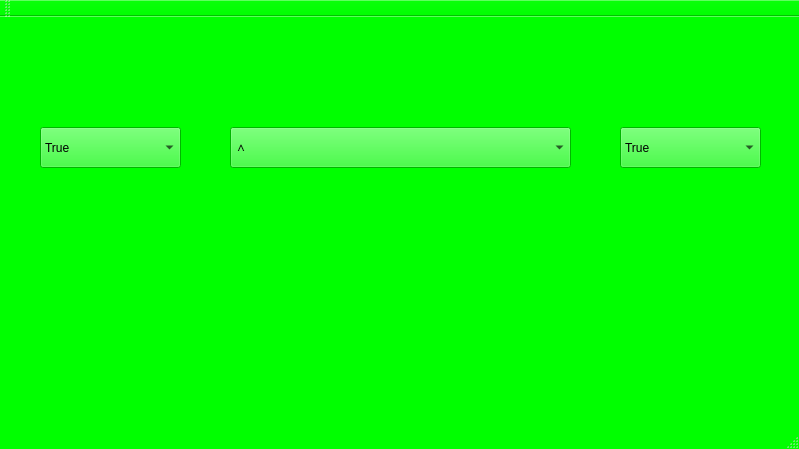
This is Lab4/mainwindow.ui in Georgy760/Qt_Projects as Qt 5 draws it before an edit. The edited form follows.
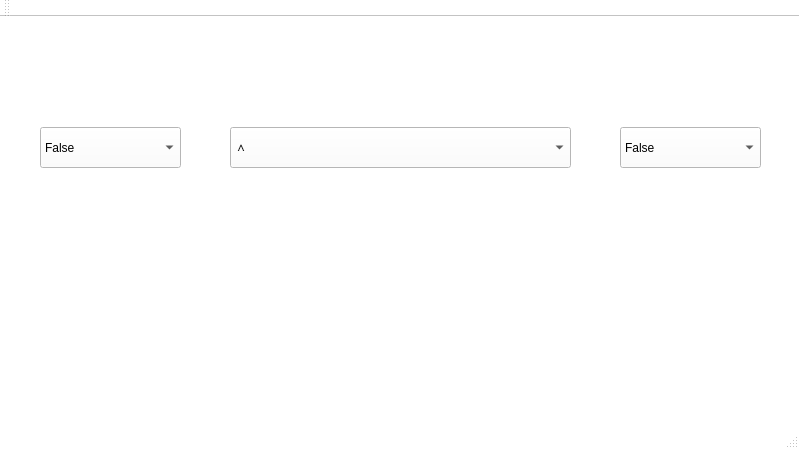
This is the edited form.

```diff
--- a/Lab4/mainwindow.ui
+++ b/Lab4/mainwindow.ui
@@ -25,45 +25,45 @@
      <colorrole role="Button">
       <brush brushstyle="SolidPattern">
        <color alpha="255">
-        <red>0</red>
+        <red>255</red>
         <green>255</green>
-        <blue>0</blue>
+        <blue>255</blue>
        </color>
       </brush>
      </colorrole>
      <colorrole role="Light">
       <brush brushstyle="SolidPattern">
        <color alpha="255">
-        <red>127</red>
+        <red>255</red>
         <green>255</green>
-        <blue>127</blue>
+        <blue>255</blue>
        </color>
       </brush>
      </colorrole>
      <colorrole role="Midlight">
       <brush brushstyle="SolidPattern">
        <color alpha="255">
-        <red>63</red>
+        <red>255</red>
         <green>255</green>
-        <blue>63</blue>
+        <blue>255</blue>
        </color>
       </brush>
      </colorrole>
      <colorrole role="Dark">
       <brush brushstyle="SolidPattern">
        <color alpha="255">
-        <red>0</red>
+        <red>127</red>
         <green>127</green>
-        <blue>0</blue>
+        <blue>127</blue>
        </color>
       </brush>
      </colorrole>
      <colorrole role="Mid">
       <brush brushstyle="SolidPattern">
        <color alpha="255">
-        <red>0</red>
+        <red>170</red>
         <green>170</green>
-        <blue>0</blue>
+        <blue>170</blue>
        </color>
       </brush>
      </colorrole>
@@ -106,9 +106,9 @@
      <colorrole role="Window">
       <brush brushstyle="SolidPattern">
        <color alpha="255">
-        <red>0</red>
+        <red>255</red>
         <green>255</green>
-        <blue>0</blue>
+        <blue>255</blue>
        </color>
       </brush>
      </colorrole>
@@ -124,9 +124,9 @@
      <colorrole role="AlternateBase">
       <brush brushstyle="SolidPattern">
        <color alpha="255">
-        <red>127</red>
+        <red>255</red>
         <green>255</green>
-        <blue>127</blue>
+        <blue>255</blue>
        </color>
       </brush>
      </colorrole>
@@ -171,45 +171,45 @@
      <colorrole role="Button">
       <brush brushstyle="SolidPattern">
        <color alpha="255">
-        <red>0</red>
+        <red>255</red>
         <green>255</green>
-        <blue>0</blue>
+        <blue>255</blue>
        </color>
       </brush>
      </colorrole>
      <colorrole role="Light">
       <brush brushstyle="SolidPattern">
        <color alpha="255">
-        <red>127</red>
+        <red>255</red>
         <green>255</green>
-        <blue>127</blue>
+        <blue>255</blue>
        </color>
       </brush>
      </colorrole>
      <colorrole role="Midlight">
       <brush brushstyle="SolidPattern">
        <color alpha="255">
-        <red>63</red>
+        <red>255</red>
         <green>255</green>
-        <blue>63</blue>
+        <blue>255</blue>
        </color>
       </brush>
      </colorrole>
      <colorrole role="Dark">
       <brush brushstyle="SolidPattern">
        <color alpha="255">
-        <red>0</red>
+        <red>127</red>
         <green>127</green>
-        <blue>0</blue>
+        <blue>127</blue>
        </color>
       </brush>
      </colorrole>
      <colorrole role="Mid">
       <brush brushstyle="SolidPattern">
        <color alpha="255">
-        <red>0</red>
+        <red>170</red>
         <green>170</green>
-        <blue>0</blue>
+        <blue>170</blue>
        </color>
       </brush>
      </colorrole>
@@ -252,9 +252,9 @@
      <colorrole role="Window">
       <brush brushstyle="SolidPattern">
        <color alpha="255">
-        <red>0</red>
+        <red>255</red>
         <green>255</green>
-        <blue>0</blue>
+        <blue>255</blue>
        </color>
       </brush>
      </colorrole>
@@ -270,9 +270,9 @@
      <colorrole role="AlternateBase">
       <brush brushstyle="SolidPattern">
        <color alpha="255">
-        <red>127</red>
+        <red>255</red>
         <green>255</green>
-        <blue>127</blue>
+        <blue>255</blue>
        </color>
       </brush>
      </colorrole>
@@ -308,63 +308,63 @@
      <colorrole role="WindowText">
       <brush brushstyle="SolidPattern">
        <color alpha="255">
-        <red>0</red>
+        <red>127</red>
         <green>127</green>
-        <blue>0</blue>
+        <blue>127</blue>
        </color>
       </brush>
      </colorrole>
      <colorrole role="Button">
       <brush brushstyle="SolidPattern">
        <color alpha="255">
-        <red>0</red>
+        <red>255</red>
         <green>255</green>
-        <blue>0</blue>
+        <blue>255</blue>
        </color>
       </brush>
      </colorrole>
      <colorrole role="Light">
       <brush brushstyle="SolidPattern">
        <color alpha="255">
-        <red>127</red>
+        <red>255</red>
         <green>255</green>
-        <blue>127</blue>
+        <blue>255</blue>
        </color>
       </brush>
      </colorrole>
      <colorrole role="Midlight">
       <brush brushstyle="SolidPattern">
        <color alpha="255">
-        <red>63</red>
+        <red>255</red>
         <green>255</green>
-        <blue>63</blue>
+        <blue>255</blue>
        </color>
       </brush>
      </colorrole>
      <colorrole role="Dark">
       <brush brushstyle="SolidPattern">
        <color alpha="255">
-        <red>0</red>
+        <red>127</red>
         <green>127</green>
-        <blue>0</blue>
+        <blue>127</blue>
        </color>
       </brush>
      </colorrole>
      <colorrole role="Mid">
       <brush brushstyle="SolidPattern">
        <color alpha="255">
-        <red>0</red>
+        <red>170</red>
         <green>170</green>
-        <blue>0</blue>
+        <blue>170</blue>
        </color>
       </brush>
      </colorrole>
      <colorrole role="Text">
       <brush brushstyle="SolidPattern">
        <color alpha="255">
-        <red>0</red>
+        <red>127</red>
         <green>127</green>
-        <blue>0</blue>
+        <blue>127</blue>
        </color>
       </brush>
      </colorrole>
@@ -380,27 +380,27 @@
      <colorrole role="ButtonText">
       <brush brushstyle="SolidPattern">
        <color alpha="255">
-        <red>0</red>
+        <red>127</red>
         <green>127</green>
-        <blue>0</blue>
+        <blue>127</blue>
        </color>
       </brush>
      </colorrole>
      <colorrole role="Base">
       <brush brushstyle="SolidPattern">
        <color alpha="255">
-        <red>0</red>
+        <red>255</red>
         <green>255</green>
-        <blue>0</blue>
+        <blue>255</blue>
        </color>
       </brush>
      </colorrole>
      <colorrole role="Window">
       <brush brushstyle="SolidPattern">
        <color alpha="255">
-        <red>0</red>
+        <red>255</red>
         <green>255</green>
-        <blue>0</blue>
+        <blue>255</blue>
        </color>
       </brush>
      </colorrole>
@@ -416,9 +416,9 @@
      <colorrole role="AlternateBase">
       <brush brushstyle="SolidPattern">
        <color alpha="255">
-        <red>0</red>
+        <red>255</red>
         <green>255</green>
-        <blue>0</blue>
+        <blue>255</blue>
        </color>
       </brush>
      </colorrole>
@@ -467,7 +467,7 @@
     </property>
     <item>
      <property name="text">
-      <string>True</string>
+      <string>False</string>
      </property>
     </item>
     <item>
@@ -530,7 +530,7 @@
     </property>
     <item>
      <property name="text">
-      <string>True</string>
+      <string>False</string>
      </property>
     </item>
     <item>
```
Left out of the diff: 4 changed lines with no effect on the pictures.
